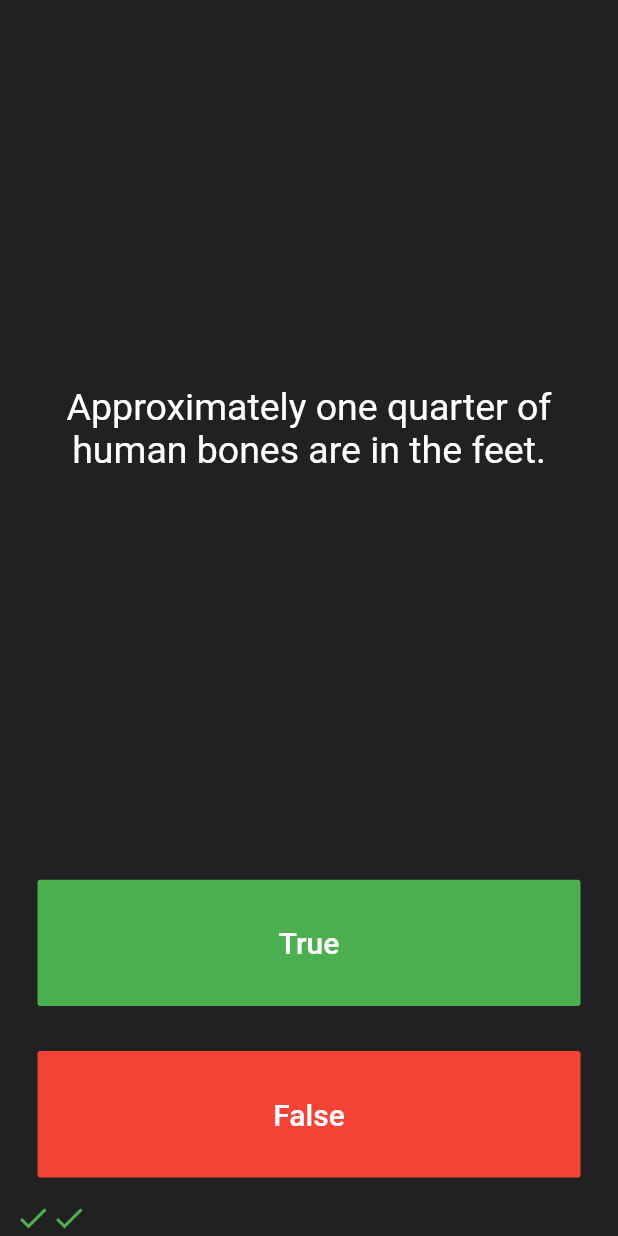
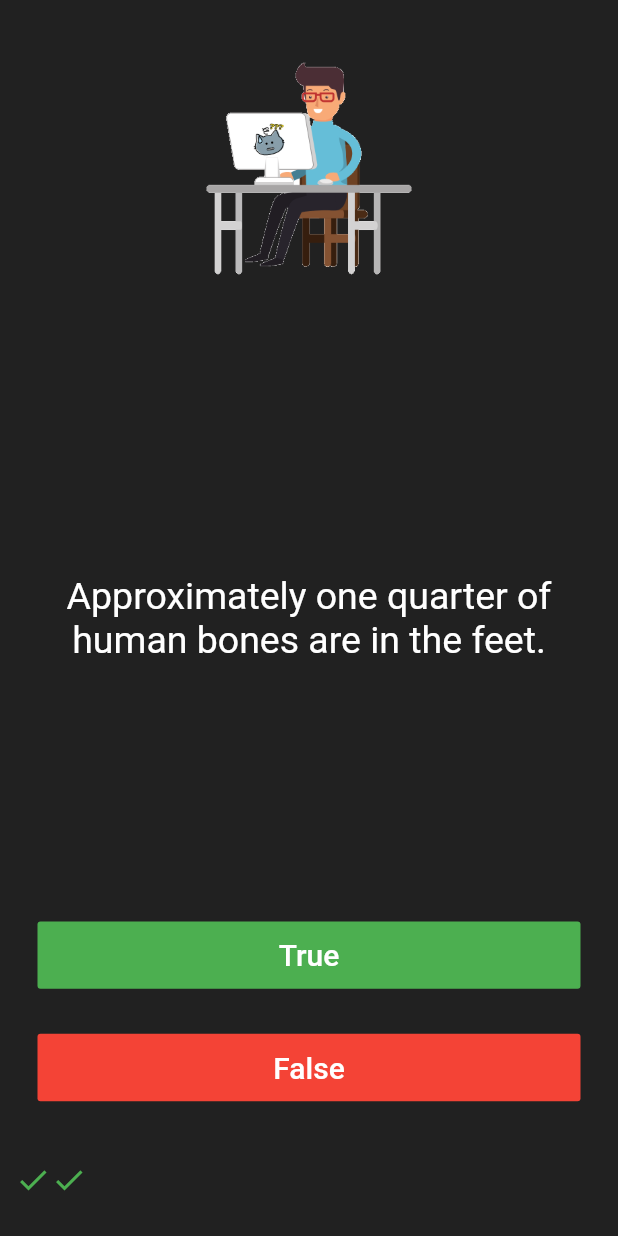
Before and after one commit to timoknapp/flutter-bootcamp, a Flutter app: the screen it shows after launch, after a tap on "True", after a tap on "False", on a phone screen of 412 x 824 dp. Run offline on Flutter 3.47's test engine with Material 2 defaults, Android fonts, the phone set to English and light mode, and no system bars; our stand-ins replace audioplayers, rflutter_alert.

Commit message:
[UPDATE] finished chapter 6

```diff
--- a/chapter_6/quizzler-flutter/lib/main.dart
+++ b/chapter_6/quizzler-flutter/lib/main.dart
@@ -32,29 +32,18 @@ class QuizPage extends StatefulWidget {
 class _QuizPageState extends State<QuizPage> {
   List<Icon> scoreKeeper = [];
 
-  void checkAnswer(bool answer, BuildContext context) {
+  void checkAnswer(bool answer) {
     bool correctAnswer = answer == quizBrain.getQuestionAnswer() ? true : false;
 
     setState(() {
       if (quizBrain.isFinished()) {
-        print("close");
+        Alert(
+          context: context,
+          title: 'The End!',
+          desc: 'You\'ve reached the end of the quiz.',
+        ).show();
         quizBrain.reset();
         scoreKeeper.clear();
-        Alert(
-          context: context,
-          title: "The end",
-          desc: "You have reached the end of the quiz.",
-          buttons: [
-            DialogButton(
-              child: Text(
-                "Start again",
-                style: TextStyle(color: Colors.white, fontSize: 20),
-              ),
-              onPressed: () => Navigator.pop(context),
-              width: 120,
-            )
-          ],
-        ).show();
       } else {
         scoreKeeper.add(Icon(
           correctAnswer ? Icons.check : Icons.close,
@@ -71,6 +60,15 @@ class _QuizPageState extends State<QuizPage> {
       mainAxisAlignment: MainAxisAlignment.spaceBetween,
       crossAxisAlignment: CrossAxisAlignment.stretch,
       children: <Widget>[
+        Expanded(
+          flex: 3,
+          child: Container(
+            child: Image(
+              width: 300.0,
+              image: AssetImage('images/iam_a_coder.png'),
+            ),
+          ),
+        ),
         Expanded(
           flex: 5,
           child: Padding(
@@ -102,7 +100,7 @@ class _QuizPageState extends State<QuizPage> {
               ),
               onPressed: () {
                 //The user picked true.
-                checkAnswer(true, context);
+                checkAnswer(true);
               },
             ),
           ),
@@ -121,13 +119,15 @@ class _QuizPageState extends State<QuizPage> {
               ),
               onPressed: () {
                 //The user picked false.
-                checkAnswer(false, context);
+                checkAnswer(false);
               },
             ),
           ),
         ),
-        Row(
-          children: scoreKeeper,
+        Expanded(
+          child: Row(
+            children: scoreKeeper,
+          ),
         )
       ],
     );
--- a/chapter_6/quizzler-flutter/lib/quiz_brain.dart
+++ b/chapter_6/quizzler-flutter/lib/quiz_brain.dart
@@ -44,7 +44,7 @@ class QuizBrain {
 
   bool isFinished() {
     bool done = false;
-    if (_questionNr == _questions.length - 1) {
+    if (_questionNr >= _questions.length - 1) {
       done = true;
     }
     return done;
--- a/chapter_6/quizzler-flutter/pubspec.yaml
+++ b/chapter_6/quizzler-flutter/pubspec.yaml
@@ -38,8 +38,8 @@ flutter:
   uses-material-design: true
 
   # To add assets to your application, add an assets section, like this:
-  # assets:
-  #  - images/a_dot_burr.jpeg
+  assets:
+   - images/
   #  - images/a_dot_ham.jpeg
 
   # An image asset can refer to one or more resolution-specific "variants", see
```
Also changed, not shown: chapter_6/quizzler-flutter/images/iam_a_coder.png (added), 1 other file.
